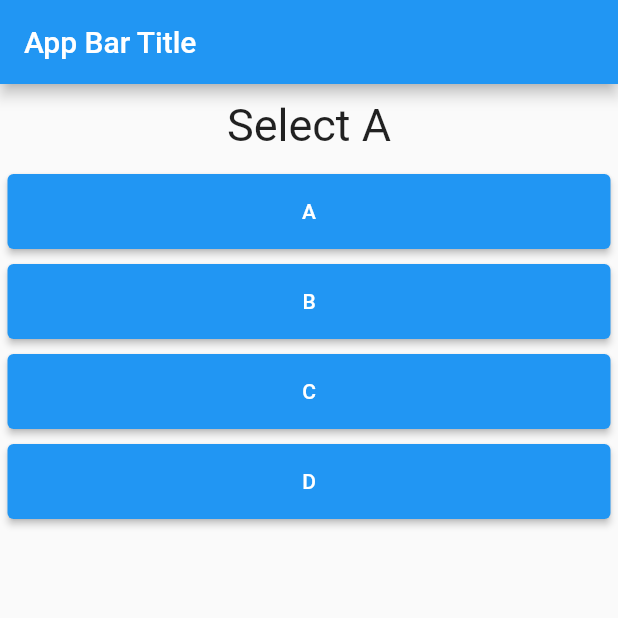
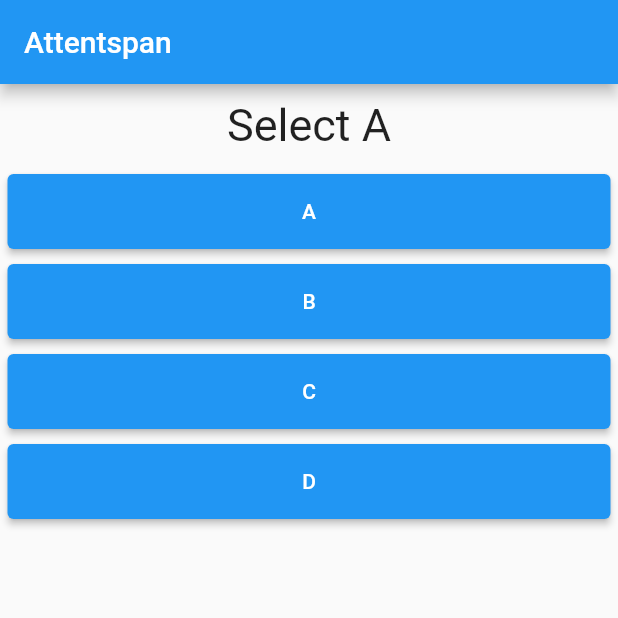
Before and after one commit to lnhow/udemy-flutter, a Flutter app: the screen it shows after launch, on a phone screen of 412 x 824 dp, the top half of it. Run offline on Flutter 3.47's test engine with Material 2 defaults, Android fonts, the phone set to English and light mode, and no system bars.

Commit message:
complete initial stf

```diff
--- a/first/lib/answer.dart
+++ b/first/lib/answer.dart
@@ -1,10 +1,10 @@
 import 'package:flutter/material.dart';
 
 class Answer extends StatelessWidget {
-  final String text;
-  final VoidCallback onSelect;
+  final Map<String, Object> answer;
+  final void Function(Map<String, Object>) onSelect;
 
-  const Answer({required this.text, required this.onSelect, super.key});
+  const Answer({required this.answer, required this.onSelect, super.key});
 
   @override
   Widget build(BuildContext context) {
@@ -12,10 +12,10 @@ class Answer extends StatelessWidget {
         width: double.infinity,
         margin: const EdgeInsets.all(5),
         child: ElevatedButton(
-          onPressed: onSelect,
+          onPressed: () => onSelect(answer),
           style:
               ElevatedButton.styleFrom(minimumSize: const Size.fromHeight(50)),
-          child: Text(text),
+          child: Text(answer['text'] as String),
         ));
   }
 }
--- a/first/lib/main.dart
+++ b/first/lib/main.dart
@@ -1,40 +1,69 @@
 import 'package:flutter/material.dart';
 
-import './question.dart';
-import './answer.dart';
+import './quiz.dart';
+import './result.dart';
 
 void main() {
   runApp(const MyApp());
 }
 
 class _MyAppState extends State<MyApp> {
-  var _currentQuestion = 0;
+  int _currentQuestion = 0;
+  int _totalScore = 0;
   static const _questions = [
     {
       'question': 'Select A',
-      'answers': ['A', 'B', 'C', 'D'],
+      'answers': [
+        { 'text': 'A', 'score': 10 },
+        { 'text': 'B', 'score': 5 },
+        { 'text': 'C', 'score': 3 },
+        { 'text': 'D', 'score': 1 },
+      ],
       'correctAnswer': 0
     },
     {
       'question': 'Select B',
-      'answers': ['A', 'B', 'C', 'D'],
+      'answers': [
+        { 'text': 'A', 'score': 5 },
+        { 'text': 'B', 'score': 10 },
+        { 'text': 'C', 'score': 5 },
+        { 'text': 'D', 'score': 3 },
+      ],
       'correctAnswer': 1
     },
     {
       'question': 'Select C',
-      'answers': ['A', 'B', 'C', 'D'],
+      'answers': [
+        { 'text': 'A', 'score': 3 },
+        { 'text': 'B', 'score': 5 },
+        { 'text': 'C', 'score': 10 },
+        { 'text': 'D', 'score': 5 },
+      ],
       'correctAnswer': 2
     },
     {
       'question': 'Select D',
-      'answers': ['A', 'B', 'C', 'D'],
+      'answers': [
+        { 'text': 'A', 'score': 1 },
+        { 'text': 'B', 'score': 3 },
+        { 'text': 'C', 'score': 5 },
+        { 'text': 'D', 'score': 10 },
+      ],
       'correctAnswer': 3
     },
   ];
 
-  void handleAnswer() {
+  void handleAnswer(Map<String, Object> answer) {
     setState(() {
       _currentQuestion += 1;
+      _totalScore += answer['score'] as int;
+    });
+  }
+
+  void handleReset() {
+    setState(() {
+      _currentQuestion = 0;
+      _totalScore = 0;
     });
   }
 
@@ -43,20 +72,19 @@ class _MyAppState extends State<MyApp> {
     final isNotAllAnswered = _currentQuestion < _questions.length;
 
     return MaterialApp(
-      title: 'Text',
+      title: 'Attentspan',
       theme: ThemeData(
         primarySwatch: Colors.blue,
       ),
       home: Scaffold(
-        appBar: AppBar(title: const Text('App Bar Title')),
+        appBar: AppBar(title: const Text('Attentspan')),
         body: isNotAllAnswered
-            ? Column(children: [
-                Question(question: _questions[_currentQuestion]['question'] as String),
-                ...(_questions[_currentQuestion]['answers'] as List<String>).map((e) {
-                  return Answer(onSelect: handleAnswer, text: e);
-                })
-              ])
-            : const Center(child: Text('All answered')),
+            ? Quiz(
+                questions: _questions,
+                currentQuestion: _currentQuestion,
+                handleAnswer: handleAnswer,
+              )
+            : QuizResult(finalScore: _totalScore, handleReset: handleReset),
       ),
     );
   }
--- /dev/null
+++ b/first/lib/quiz.dart
@@ -0,0 +1,23 @@
+import 'package:flutter/material.dart';
+
+import './question.dart';
+import './answer.dart';
+
+class Quiz extends StatelessWidget {
+  final List<Map<String, Object>> questions;
+  final void Function(Map<String, Object>) handleAnswer;
+  final int currentQuestion;
+
+  const Quiz({required this.questions, required this.handleAnswer, required this.currentQuestion, super.key});
+
+  @override
+  Widget build(BuildContext context) {
+    var question = questions[currentQuestion];
+    return Column(children: [
+        Question(question: question['question'] as String),
+        ...(question['answers'] as List<Map<String, Object>>).map((e) {
+          return Answer(onSelect: handleAnswer, answer: e);
+        })
+      ]);
+  }
+}
```
Also changed, not shown: first/lib/result.dart (added, +40 -0 lines).
